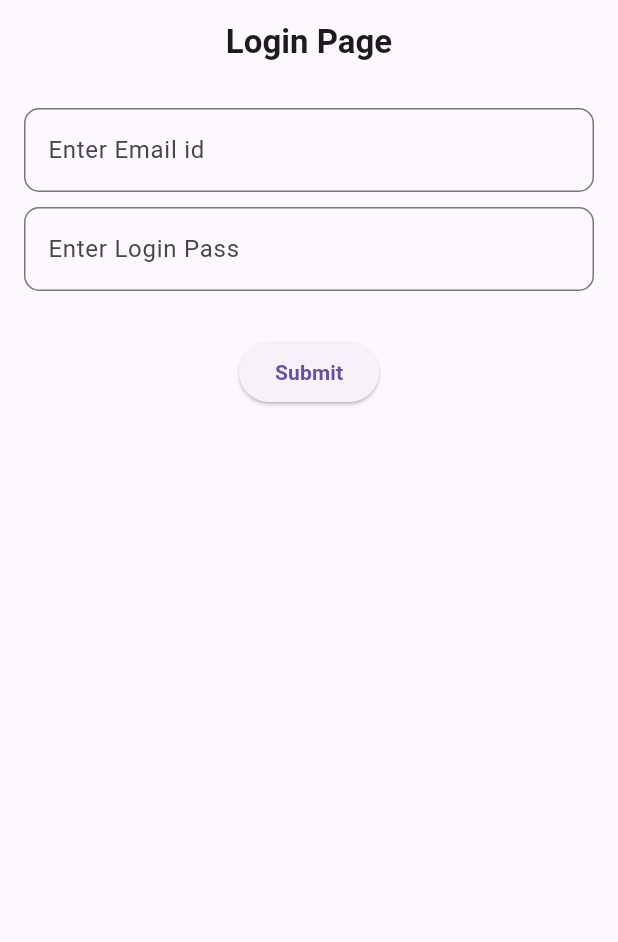
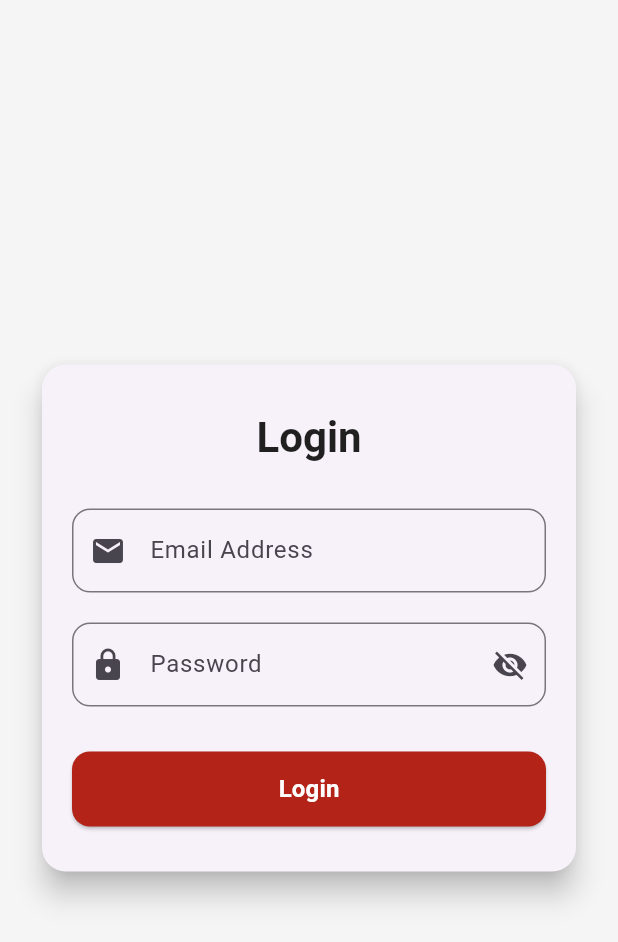
Before and after one commit to Amaanvikar/GetxFlow, a Flutter app: the screen it shows after launch, on a phone screen of 412 x 824 dp. Shown: the top 942 px of the screen. Run offline on Flutter 3.47's test engine with Material 3 defaults, Android fonts, the phone set to English and light mode, and no system bars; our stand-ins replace firebase_core, firebase_messaging, flutter_local_notifications, flutter_svg, geolocator, get and 2 more; accounts and stored records are empty.

Commit message:
ADD: Design update

```diff
--- a/lib/controller/driver_ride_controller.dart
+++ b/lib/controller/driver_ride_controller.dart
@@ -37,7 +37,7 @@ class DriverRideController extends GetxController {
       isLoading(true);
       var url = Uri.parse("https://windhans.com/2022/hrcabs/getDriverRideList");
       var response = await http.post(url, body: {
-        'driver_id': driverId.value,
+        'driver_id': '8',
         'is_book': selectedStatus.value.toString(),
         'page': '1',
       });
--- a/lib/controller/event_screen_controller.dart
+++ b/lib/controller/event_screen_controller.dart
@@ -2,5 +2,5 @@ import 'package:get/get.dart';
 
 class EventScreenController extends GetxController {
   var title = 'EventScreen'.obs;
-  var message = "This is EventScreen".obs;
+  var message = "Welcome to EventScreen..!".obs;
 }
--- a/lib/screens/events_screen.dart
+++ b/lib/screens/events_screen.dart
@@ -45,6 +45,8 @@ class _EventScreenState extends State<EventScreen> {
       body: Center(
         child: Obx(
           () => Column(
+            mainAxisAlignment: MainAxisAlignment.center,
+            crossAxisAlignment: CrossAxisAlignment.center,
             children: [
               Text(_controller.message.value),
             ],
--- a/lib/screens/login.dart
+++ b/lib/screens/login.dart
@@ -12,6 +12,7 @@ class LoginPage extends StatefulWidget {
 class _LoginPageState extends State<LoginPage> {
   final formKey = GlobalKey<FormState>();
   final LoginController controller = Get.put(LoginController());
+  bool _obscureText = true;
 
   @override
   void initState() {
@@ -21,45 +22,75 @@ class _LoginPageState extends State<LoginPage> {
 
   @override
   Widget build(BuildContext context) {
+    final theme = Theme.of(context);
+    final screenHeight = MediaQuery.of(context).size.height;
+
     return Scaffold(
-      appBar: AppBar(
-        centerTitle: true,
-        title: Text(
-          'Login Page',
-          style: TextStyle(fontWeight: FontWeight.bold),
+      backgroundColor: Colors.grey[100],
+      body: SingleChildScrollView(
+        child: Container(
+          height: screenHeight,
+          padding: const EdgeInsets.symmetric(horizontal: 24),
+          child: Center(
+            child: Card(
+              elevation: 8,
+              shape: RoundedRectangleBorder(
+                borderRadius: BorderRadius.circular(16),
+              ),
+              child: Padding(
+                padding:
+                    const EdgeInsets.symmetric(horizontal: 20, vertical: 30),
+                child: Form(
+                  key: formKey,
+                  child: Column(
+                    mainAxisSize: MainAxisSize.min,
+                    children: [
+                      Text(
+                        'Login',
+                        style: theme.textTheme.headlineMedium?.copyWith(
+                          fontWeight: FontWeight.bold,
+                          color: Colors.black87,
                         ),
                       ),
-      body: Padding(
-        padding: EdgeInsets.all(16.0),
-        child: Form(
-          key: formKey, // Associate the formKey with the Form widget
-          child: Column(
-            children: [
+                      const SizedBox(height: 30),
                       TextFormField(
                         controller: controller.emailController,
                         keyboardType: TextInputType.emailAddress,
                         decoration: InputDecoration(
-                  labelText: 'Enter Email id',
+                          labelText: 'Email Address',
+                          prefixIcon: Icon(Icons.email),
                           border: OutlineInputBorder(
-                    borderRadius: BorderRadius.circular(10),
+                            borderRadius: BorderRadius.circular(12),
                           ),
                         ),
                         validator: (value) {
                           if (value == null || value.isEmpty) {
-                    return 'Please enter valid Email id';
+                            return 'Please enter your email address';
                           }
-
                           return null;
                         },
                       ),
-              const SizedBox(height: 10),
+                      const SizedBox(height: 20),
                       TextFormField(
                         controller: controller.passwordController,
-                keyboardType: TextInputType.text,
+                        obscureText: _obscureText,
                         decoration: InputDecoration(
-                  labelText: 'Enter Login Pass',
+                          labelText: 'Password',
+                          prefixIcon: Icon(Icons.lock),
+                          suffixIcon: IconButton(
+                            icon: Icon(
+                              _obscureText
+                                  ? Icons.visibility_off
+                                  : Icons.visibility,
+                            ),
+                            onPressed: () {
+                              setState(() {
+                                _obscureText = !_obscureText;
+                              });
+                            },
+                          ),
                           border: OutlineInputBorder(
-                    borderRadius: BorderRadius.circular(10),
+                            borderRadius: BorderRadius.circular(12),
                           ),
                         ),
                         validator: (value) {
@@ -73,28 +104,45 @@ class _LoginPageState extends State<LoginPage> {
                         },
                       ),
                       const SizedBox(height: 30),
-
-              // Submit Button
                       Obx(() {
-                return ElevatedButton(
-                  onPressed: () {
-                    if (formKey.currentState?.validate() ?? false) {
+                        return SizedBox(
+                          width: double.infinity,
+                          height: 50,
+                          child: ElevatedButton(
+                            style: ElevatedButton.styleFrom(
+                              backgroundColor: Color(0xFFB42318),
+                              shape: RoundedRectangleBorder(
+                                borderRadius: BorderRadius.circular(12),
+                              ),
+                            ),
+                            onPressed: controller.isloading.value
+                                ? null
+                                : () {
+                                    if (formKey.currentState?.validate() ??
+                                        false) {
                                       controller.loginApi();
                                     } else {
                                       Get.snackbar(
                                         'Validation Failed',
-                        'Please enter a valid 10-digit mobile number',
+                                        'Please complete the form correctly',
                                         snackPosition: SnackPosition.BOTTOM,
-                        backgroundColor: Colors.white,
+                                        backgroundColor: Colors.red[100],
                                         colorText: Colors.black,
                                       );
                                     }
                                   },
                             child: controller.isloading.value
-                      ? CircularProgressIndicator()
-                      : Text(
-                          'Submit',
-                          style: TextStyle(fontWeight: FontWeight.bold),
+                                ? const CircularProgressIndicator(
+                                    color: Colors.white,
+                                  )
+                                : const Text(
+                                    'Login',
+                                    style: TextStyle(
+                                      color: Colors.white,
+                                      fontSize: 16,
+                                      fontWeight: FontWeight.bold,
+                                    ),
+                                  ),
                           ),
                         );
                       }),
@@ -102,6 +150,10 @@ class _LoginPageState extends State<LoginPage> {
                   ),
                 ),
               ),
+            ),
+          ),
+        ),
+      ),
     );
   }
 }
```
Also changed, not shown: lib/common/widget/drawer_widget.dart (+46 -8 lines), lib/controller/user_profile_controller.dart (+8 -1 lines), lib/screens/user_profile_screen.dart (+39 -41 lines), flutter_01.png (added), 129 other files. Lines whose indentation alone changed are shown as unchanged.
